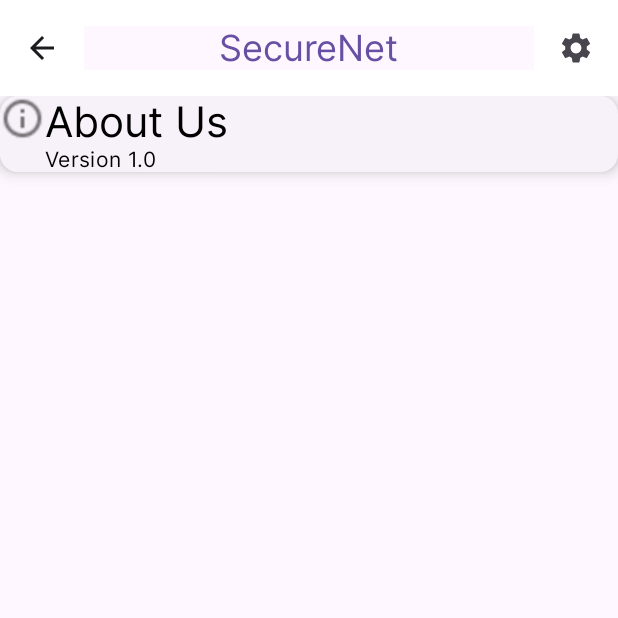
After one commit to AmreshSinha/SecureNet, an Android app built with Jetpack Compose: the SettingsScreen screen opened through its navigation route, on a phone screen of 412 x 824 dp, the top half of it. The commit adds this screen. Run offline under Robolectric (Android 15) with nearby library versions, the phone set to English and light mode, and no system bars.

Commit message:
settings screen added

```diff
--- a/app/src/main/java/com/securenaut/securenet/MainActivity.kt
+++ b/app/src/main/java/com/securenaut/securenet/MainActivity.kt
@@ -8,6 +8,7 @@ import androidx.navigation.compose.NavHost
 import androidx.navigation.compose.composable
 import androidx.navigation.compose.rememberNavController
 import com.securenaut.securenet.pages.HomeActivity
+import com.securenaut.securenet.pages.SettingsScreen
 import com.securenaut.securenet.ui.theme.SecureNetTheme
 
 class MainActivity() : ComponentActivity() {
@@ -18,7 +19,8 @@ class MainActivity() : ComponentActivity() {
                 val navController = rememberNavController()
                 NavHost(navController = navController, startDestination = "home"){
                     composable("home"){
-                        HomeActivity(navController)
+                          SettingsScreen()
+//                        HomeActivity(navController)
                     }
                     composable("staticAnalysisAppList"){StaticAnalysisAppList()}
                 }
--- /dev/null
+++ b/app/src/main/java/com/securenaut/securenet/pages/SettingsScreen.kt
@@ -0,0 +1,63 @@
+package com.securenaut.securenet.pages
+
+import androidx.compose.foundation.Image
+import androidx.compose.foundation.layout.Column
+import androidx.compose.foundation.layout.Row
+import androidx.compose.foundation.layout.Spacer
+import androidx.compose.foundation.layout.fillMaxHeight
+import androidx.compose.foundation.layout.fillMaxWidth
+import androidx.compose.foundation.layout.height
+import androidx.compose.foundation.layout.padding
+import androidx.compose.foundation.layout.size
+import androidx.compose.foundation.rememberScrollState
+import androidx.compose.foundation.verticalScroll
+import androidx.compose.material3.CardDefaults
+import androidx.compose.material3.ElevatedCard
+import androidx.compose.material3.Scaffold
+import androidx.compose.material3.Text
+import androidx.compose.runtime.Composable
+import androidx.compose.ui.Modifier
+import androidx.compose.ui.res.painterResource
+import androidx.compose.ui.tooling.preview.Preview
+import androidx.compose.ui.unit.dp
+import com.securenaut.securenet.R
+import com.securenaut.securenet.components.HomeAppBar
+import com.securenaut.securenet.ui.theme.Typography
+
+
+@Composable
+fun SettingsScreen() {
+    Scaffold(
+        topBar = {
+            HomeAppBar()
+        }
+    ) { contentPadding ->
+        Column(
+            modifier = Modifier
+                .verticalScroll(rememberScrollState())
+                .padding(contentPadding)
+        ) {
+            ElevatedCard(
+                elevation = CardDefaults.cardElevation(
+                    defaultElevation = 6.dp
+                ),
+                modifier = Modifier
+                    .fillMaxWidth()
+            ) {
+                Row {
+                    Column {
+                       Image(painter = painterResource(id = R.drawable.info), contentDescription = "info",
+                       modifier= Modifier.size(30.dp)
+                       )
+                    }
+                    Column {
+                        Text(text = "About Us", style = Typography.headlineMedium)
+                        Text(text = "Version 1.0", style = Typography.bodyMedium)
+                    }
+                }
+            }
+            Spacer(modifier = Modifier.height(4.dp))
+            Text(text = "")
+        }
+    }
+}
```
Also changed, not shown: app/src/main/res/drawable/info.png (added).
